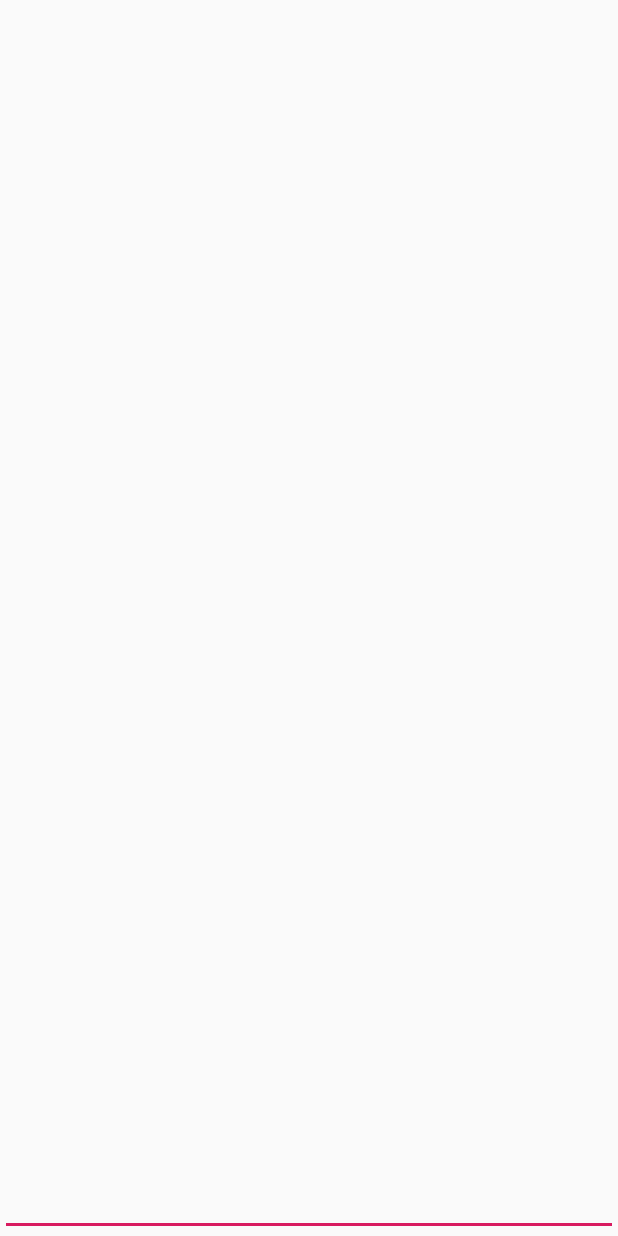
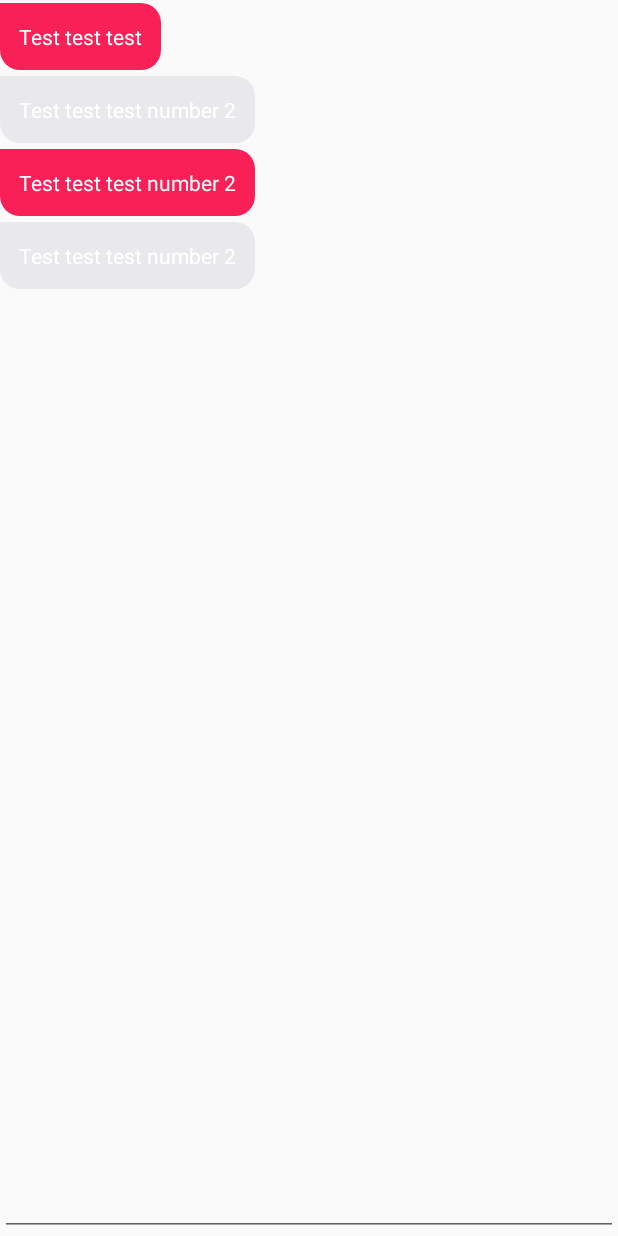
Before and after one commit to ravo9/Android_Muzmatch_Light, an Android app: the screen it shows after launch (ChatActivity), on a phone screen of 412 x 824 dp. Before the commit the screen is almost empty. Run offline under Robolectric (Android 15) with nearby library versions, the phone set to English and light mode, and no system bars.

```diff
--- a/app/src/main/java/development/dreamcatcher/muzmatchlight/Activities/ChatActivity.kt
+++ b/app/src/main/java/development/dreamcatcher/muzmatchlight/Activities/ChatActivity.kt
@@ -2,11 +2,8 @@ package development.dreamcatcher.muzmatchlight.Activities
 
 import android.os.Bundle
 import android.support.v7.app.AppCompatActivity
+import android.support.v7.widget.LinearLayoutManager
 import android.util.Log
-import android.widget.EditText
-import android.widget.ListView
-import butterknife.BindView
-import butterknife.ButterKnife
 import development.dreamcatcher.muzmatchlight.Adapters.MessageAdapter
 import development.dreamcatcher.muzmatchlight.Models.Message
 import development.dreamcatcher.muzmatchlight.R
@@ -15,24 +12,18 @@ import kotlinx.android.synthetic.main.activity_chat.*
 
 class ChatActivity : AppCompatActivity() {
 
-    @BindView(R.id.listView_messages) internal var messages: ListView? = null
-    @BindView(R.id.editText_messageInput) internal var messageInput: EditText? = null
-
-    private var messagesList = ArrayList<Message>()
+    val messages = ArrayList<Message>()
 
     override fun onCreate(savedInstanceState: Bundle?) {
         super.onCreate(savedInstanceState)
         setContentView(R.layout.activity_chat)
 
-        ButterKnife.bind(this)
+        messages.add(Message(0, "Test test test", true))
+        messages.add(Message(1, "Test test test number 2", false))
+        messages.add(Message(2, "Test test test number 2", true))
+        messages.add(Message(3, "Test test test number 2", false))
 
-        messagesList.add(Message(0, "Test test test", true))
-        messagesList.add(Message(1, "Test test test number 2", true))
-
-        Log.d("FlagTest01", messagesList.size.toString())
-        Log.d("FlagTest02", messagesList[0].messageText)
-
-        var messageAdapter = MessageAdapter(this, messagesList)
-        listView_messages.adapter = messageAdapter
+        recyclerView_messages.layoutManager = LinearLayoutManager(this)
+        recyclerView_messages.adapter = MessageAdapter(messages, this)
     }
 }
--- a/app/src/main/java/development/dreamcatcher/muzmatchlight/Adapters/MessageAdapter.kt
+++ b/app/src/main/java/development/dreamcatcher/muzmatchlight/Adapters/MessageAdapter.kt
@@ -1,69 +1,39 @@
 package development.dreamcatcher.muzmatchlight.Adapters
 
 import android.content.Context
-import android.util.Log
+import android.support.v4.content.ContextCompat
+import android.support.v7.widget.RecyclerView
 import android.view.LayoutInflater
 import android.view.View
 import android.view.ViewGroup
-import android.widget.BaseAdapter
-import android.widget.TextView
-import butterknife.BindView
 import development.dreamcatcher.muzmatchlight.Models.Message
 import development.dreamcatcher.muzmatchlight.R
+import kotlinx.android.synthetic.main.listview_message.view.*
 
 
-class MessageAdapter : BaseAdapter {
+class MessageAdapter(val items : ArrayList<Message>, val context: Context) : RecyclerView.Adapter<ViewHolder>() {
 
-    @BindView(R.id.textView_messageText) internal var messageText: TextView? = null
 
-    internal var layoutInflater: LayoutInflater
-
-    private var messagesList = ArrayList<Message>()
-    private var context: Context? = null
-
-    constructor(context: Context, messagesList: ArrayList<Message>) : super() {
-        this.messagesList = messagesList
-        this.context = context
-        this.layoutInflater = LayoutInflater.from(context)
-
-        Log.d("FlagTest03", messagesList.size.toString())
-        Log.d("FlagTest04", messagesList[0].messageText)
+    override fun getItemCount(): Int {
+        return items.size
     }
 
-    override fun getCount(): Int {
-        return 0
+    override fun onCreateViewHolder(parent: ViewGroup, viewType: Int): ViewHolder {
+        return ViewHolder(LayoutInflater.from(context).inflate(R.layout.listview_message,
+                parent, false))
     }
 
-    override fun getItemId(position: Int): Long {
-        return 0
-    }
-
-    override fun getItem(position: Int): Any {
-        return 0
-    }
-
-    override fun getView(position: Int, convertView: View?, parent: ViewGroup?): View? {
-
-        var convertView = convertView
-        val viewHolder: MessageViewHolder
-
-        Log.d("FlagTest05", messagesList.size.toString())
-        Log.d("FlagTest06", messagesList[0].messageText)
-
-        if (convertView == null) {
-            convertView = layoutInflater.inflate(R.layout.listview_message_row, parent, false)
-            viewHolder = MessageViewHolder(convertView)
-            convertView.tag = viewHolder
+    override fun onBindViewHolder(holder: ViewHolder, position: Int) {
+        if (items.get(position).isOwnMessage) {
+            holder.layout?.background = ContextCompat.getDrawable(context, R.drawable.badge_shape_right)
         } else {
-            viewHolder = convertView.tag as MessageViewHolder
+            holder.layout?.background = ContextCompat.getDrawable(context, R.drawable.badge_shape_left)
         }
-
-        try {
-            viewHolder.messageText.text = messagesList[position].messageText
-        } catch (e: Exception) {
-            Log.e("Exception Message: ", e.message)
-        }
-
-        return convertView
+        holder.messageText?.text = items.get(position).messageText
     }
 }
+
+class ViewHolder (view: View) : RecyclerView.ViewHolder(view) {
+    val layout = view.layout_message
+    val messageText = view.textView_messageText
+}
--- a/app/src/main/java/development/dreamcatcher/muzmatchlight/Models/Message.kt
+++ b/app/src/main/java/development/dreamcatcher/muzmatchlight/Models/Message.kt
@@ -2,9 +2,9 @@ package development.dreamcatcher.muzmatchlight.Models
 
 class Message {
 
-    var id: Int? = null
+    val id: Int
     var messageText: String? = null
-    var isOwnMessage: Boolean? = null
+    val isOwnMessage: Boolean
 
     constructor(id: Int, messageText: String, isOwnMessage: Boolean) {
         this.id = id
--- /dev/null
+++ b/app/src/main/res/drawable/badge_shape_left.xml
@@ -0,0 +1,18 @@
+<?xml version="1.0" encoding="utf-8"?>
+
+<shape xmlns:android="http://schemas.android.com/apk/res/android"
+    android:shape="rectangle">
+
+    <solid android:color="@color/badgeBackgroundLeft" />
+
+    <padding
+        android:bottom="3dp"
+        android:left="3dp"
+        android:right="3dp"
+        android:top="3dp" />
+
+    <corners
+        android:radius="20px"
+        android:topLeftRadius="0px" />
+
+</shape>
--- /dev/null
+++ b/app/src/main/res/drawable/badge_shape_right.xml
@@ -0,0 +1,18 @@
+<?xml version="1.0" encoding="utf-8"?>
+
+<shape xmlns:android="http://schemas.android.com/apk/res/android"
+    android:shape="rectangle">
+
+    <solid android:color="@color/badgeBackgroundRight" />
+
+    <padding
+        android:bottom="3dp"
+        android:left="3dp"
+        android:right="3dp"
+        android:top="3dp" />
+
+    <corners
+        android:radius="20px"
+        android:topLeftRadius="0px" />
+
+</shape>
--- a/app/src/main/res/layout/activity_chat.xml
+++ b/app/src/main/res/layout/activity_chat.xml
@@ -1,24 +1,24 @@
 <?xml version="1.0" encoding="utf-8"?>
-<android.support.constraint.ConstraintLayout xmlns:android="http://schemas.android.com/apk/res/android"
+<RelativeLayout xmlns:android="http://schemas.android.com/apk/res/android"
     xmlns:app="http://schemas.android.com/apk/res-auto"
     xmlns:tools="http://schemas.android.com/tools"
     android:layout_width="match_parent"
     android:layout_height="match_parent"
     tools:context=".Activities.ChatActivity">
 
-    <ListView
-        android:id="@+id/listView_messages"
+    <android.support.v7.widget.RecyclerView
+        android:id="@+id/recyclerView_messages"
         android:layout_width="match_parent"
-        android:layout_height="wrap_content"
-        app:layout_constraintBottom_toTopOf="@id/editText_messageInput"/>
+        android:layout_height="match_parent">
+    </android.support.v7.widget.RecyclerView>
 
     <EditText
         android:id="@+id/editText_messageInput"
         android:layout_width="match_parent"
         android:layout_height="wrap_content"
-        app:layout_constraintBottom_toBottomOf="parent"
+        android:layout_alignParentBottom="true"
         android:paddingTop="20dp"
         android:paddingBottom="20dp"
         android:inputType="textPersonName"/>
 
-</android.support.constraint.ConstraintLayout>
+</RelativeLayout>
--- /dev/null
+++ b/app/src/main/res/layout/listview_message.xml
@@ -0,0 +1,16 @@
+<RelativeLayout
+    xmlns:android="http://schemas.android.com/apk/res/android"
+    android:id="@+id/layout_message"
+    android:layout_width="wrap_content"
+    android:layout_height="wrap_content"
+    android:layout_marginTop="2dp"
+    android:layout_marginBottom="2dp"
+    android:layout_gravity="center">
+
+    <TextView
+        style="@style/BadgeRightText"
+        android:id="@+id/textView_messageText"
+        android:layout_width="wrap_content"
+        android:layout_height="wrap_content"/>
+
+</RelativeLayout>
--- a/app/src/main/res/values/colors.xml
+++ b/app/src/main/res/values/colors.xml
@@ -1,6 +1,31 @@
 <?xml version="1.0" encoding="utf-8"?>
 <resources>
+
+    <!-- Basic Values Section -->
+
+    <color name="none">#00000000</color>
+
     <color name="colorPrimary">#008577</color>
     <color name="colorPrimaryDark">#00574B</color>
     <color name="colorAccent">#D81B60</color>
+
+    <color name="color000">#FFFFFF</color>
+    <color name="color001">#E9E9EB</color>
+    <color name="color002">#F82057</color>
+    <color name="color003">#000000</color>
+
+    <color name="colorActiveState">#7BD279</color>
+
+
+    <!-- Exact Values Section -->
+
+    <color name="badgeTextLeft">@color/color003</color>
+    <color name="badgeBackgroundLeft">@color/color001</color>
+
+    <color name="badgeTextRight">@color/color000</color>
+    <color name="badgeBackgroundRight">@color/color002</color>
+
+    <color name="badgeTextUniversal">@color/color003</color>
+    <color name="badgeBackgroundUniversal">@color/color001</color>
+
 </resources>
--- a/app/src/main/res/values/styles.xml
+++ b/app/src/main/res/values/styles.xml
@@ -8,4 +8,20 @@
         <item name="colorAccent">@color/colorAccent</item>
     </style>
 
+    <style name="Badge">
+        <item name="android:padding">10dp</item>
+    </style>
+
+    <style name="BadgeLeftText" parent="Badge">
+        <item name="android:textColor">@color/badgeTextLeft</item>
+    </style>
+
+    <style name="BadgeRightText" parent="Badge">
+        <item name="android:textColor">@color/badgeTextRight</item>
+    </style>
+
+    <style name="BadgeUniversal" parent="Badge">
+        <item name="android:textColor">@color/badgeTextUniversal</item>
+    </style>
+
 </resources>
```
Also changed, not shown: app/build.gradle (+3 -5 lines), app/src/main/java/development/dreamcatcher/muzmatchlight/Adapters/MessageViewHolder.kt (deleted, +0 -14 lines), app/src/main/res/drawable/badge_shape_universal.xml (added, +18 -0 lines), app/src/main/res/layout/listview_message_row.xml (deleted, +0 -17 lines), app/src/main/res/values/strings.xml (line endings or trailing spaces).
